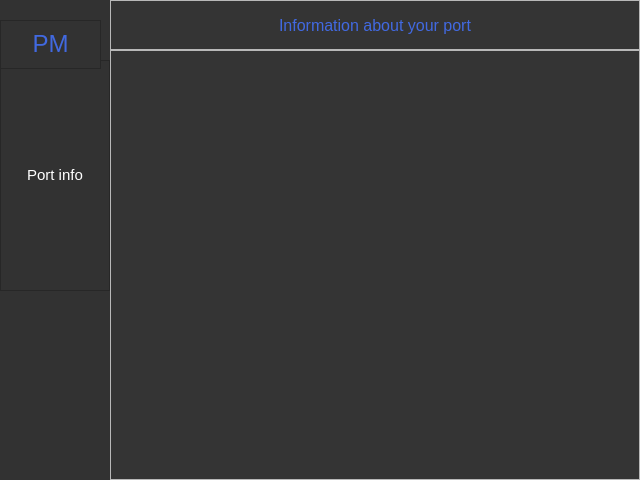
Above: Application/Resources/interfaces/pm_panel.ui from MateuszPason/Cruise_trips before the change. Below: the same form after it.
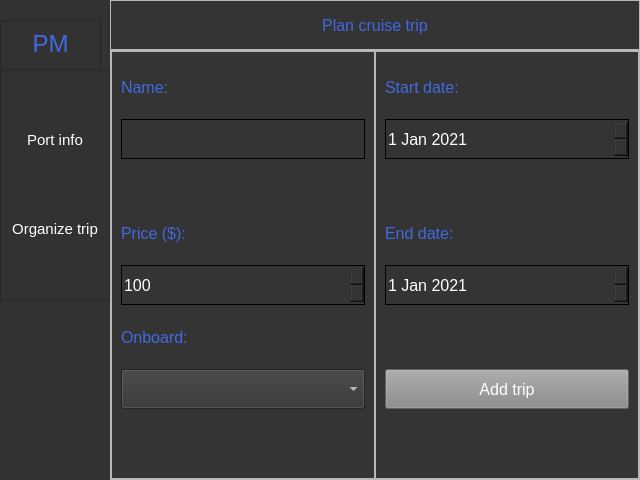
That is the form after the change.

Commit message: Port manager can add new trip, assigned to port that he/she manage

Patch:
```diff
--- a/Application/Resources/interfaces/pm_panel.ui
+++ b/Application/Resources/interfaces/pm_panel.ui
@@ -47,6 +47,14 @@
 background-color: #343434;
 font-size: 12pt;
 color: #FFFFFF;
+border: 1px solid black;
+}
+
+QDateEdit {
+background-color: #343434;
+font-size: 12pt;
+color: #FFFFFF;
+border: 1px solid black;
 }</string>
   </property>
   <layout class="QHBoxLayout" name="horizontalLayout">
@@ -92,7 +100,7 @@
       <property name="geometry">
        <rect>
         <x>0</x>
-        <y>60</y>
+        <y>70</y>
         <width>110</width>
         <height>231</height>
        </rect>
@@ -150,6 +158,19 @@
          </property>
         </widget>
        </item>
+       <item>
+        <widget class="QPushButton" name="organize_trip_button">
+         <property name="minimumSize">
+          <size>
+           <width>0</width>
+           <height>40</height>
+          </size>
+         </property>
+         <property name="text">
+          <string>Organize trip</string>
+         </property>
+        </widget>
+       </item>
       </layout>
      </widget>
      <widget class="QFrame" name="Who_are_you">
@@ -238,7 +259,7 @@
          <string notr="true"/>
         </property>
         <property name="currentIndex">
-         <number>2</number>
+         <number>3</number>
         </property>
         <widget class="QWidget" name="No_port_assigned_info">
          <layout class="QHBoxLayout" name="horizontalLayout_3">
@@ -370,6 +391,345 @@
           </item>
          </layout>
         </widget>
+        <widget class="QWidget" name="New_trip">
+         <layout class="QVBoxLayout" name="verticalLayout_5">
+          <property name="spacing">
+           <number>0</number>
+          </property>
+          <property name="leftMargin">
+           <number>0</number>
+          </property>
+          <property name="topMargin">
+           <number>0</number>
+          </property>
+          <property name="rightMargin">
+           <number>0</number>
+          </property>
+          <property name="bottomMargin">
+           <number>0</number>
+          </property>
+          <item>
+           <widget class="QFrame" name="frame_4">
+            <property name="maximumSize">
+             <size>
+              <width>16777215</width>
+              <height>50</height>
+             </size>
+            </property>
+            <property name="frameShape">
+             <enum>QFrame::StyledPanel</enum>
+            </property>
+            <property name="frameShadow">
+             <enum>QFrame::Raised</enum>
+            </property>
+            <layout class="QHBoxLayout" name="horizontalLayout_6">
+             <item>
+              <widget class="QLabel" name="label_4">
+               <property name="text">
+                <string>Plan cruise trip</string>
+               </property>
+               <property name="alignment">
+                <set>Qt::AlignCenter</set>
+               </property>
+              </widget>
+             </item>
+            </layout>
+           </widget>
+          </item>
+          <item>
+           <widget class="QFrame" name="frame_3">
+            <property name="frameShape">
+             <enum>QFrame::StyledPanel</enum>
+            </property>
+            <property name="frameShadow">
+             <enum>QFrame::Raised</enum>
+            </property>
+            <layout class="QHBoxLayout" name="horizontalLayout_7">
+             <property name="spacing">
+              <number>0</number>
+             </property>
+             <property name="leftMargin">
+              <number>0</number>
+             </property>
+             <property name="topMargin">
+              <number>0</number>
+             </property>
+             <property name="rightMargin">
+              <number>0</number>
+             </property>
+             <property name="bottomMargin">
+              <number>0</number>
+             </property>
+             <item>
+              <widget class="QFrame" name="frame_5">
+               <property name="frameShape">
+                <enum>QFrame::StyledPanel</enum>
+               </property>
+               <property name="frameShadow">
+                <enum>QFrame::Raised</enum>
+               </property>
+               <layout class="QVBoxLayout" name="verticalLayout_6">
+                <item>
+                 <widget class="QLabel" name="label_5">
+                  <property name="maximumSize">
+                   <size>
+                    <width>16777215</width>
+                    <height>20</height>
+                   </size>
+                  </property>
+                  <property name="text">
+                   <string>Name:</string>
+                  </property>
+                 </widget>
+                </item>
+                <item>
+                 <widget class="QLineEdit" name="name_edit">
+                  <property name="sizePolicy">
+                   <sizepolicy hsizetype="Preferred" vsizetype="Fixed">
+                    <horstretch>0</horstretch>
+                    <verstretch>0</verstretch>
+                   </sizepolicy>
+                  </property>
+                  <property name="maximumSize">
+                   <size>
+                    <width>16777215</width>
+                    <height>40</height>
+                   </size>
+                  </property>
+                 </widget>
+                </item>
+                <item>
+                 <widget class="QLabel" name="name_error_label">
+                  <property name="maximumSize">
+                   <size>
+                    <width>16777215</width>
+                    <height>20</height>
+                   </size>
+                  </property>
+                  <property name="styleSheet">
+                   <string notr="true">color: red;
+</string>
+                  </property>
+                  <property name="text">
+                   <string/>
+                  </property>
+                 </widget>
+                </item>
+                <item>
+                 <widget class="QLabel" name="label_8">
+                  <property name="maximumSize">
+                   <size>
+                    <width>16777215</width>
+                    <height>20</height>
+                   </size>
+                  </property>
+                  <property name="text">
+                   <string>Price ($):</string>
+                  </property>
+                 </widget>
+                </item>
+                <item>
+                 <widget class="QSpinBox" name="price_spinbox">
+                  <property name="maximumSize">
+                   <size>
+                    <width>16777215</width>
+                    <height>40</height>
+                   </size>
+                  </property>
+                  <property name="minimum">
+                   <number>100</number>
+                  </property>
+                  <property name="maximum">
+                   <number>10000</number>
+                  </property>
+                 </widget>
+                </item>
+                <item>
+                 <widget class="QLabel" name="label_9">
+                  <property name="maximumSize">
+                   <size>
+                    <width>16777215</width>
+                    <height>20</height>
+                   </size>
+                  </property>
+                  <property name="text">
+                   <string>Onboard:</string>
+                  </property>
+                 </widget>
+                </item>
+                <item>
+                 <widget class="QComboBox" name="onboard_combobox">
+                  <property name="maximumSize">
+                   <size>
+                    <width>16777215</width>
+                    <height>40</height>
+                   </size>
+                  </property>
+                 </widget>
+                </item>
+                <item>
+                 <widget class="QLabel" name="onboard_error_label">
+                  <property name="maximumSize">
+                   <size>
+                    <width>16777215</width>
+                    <height>20</height>
+                   </size>
+                  </property>
+                  <property name="styleSheet">
+                   <string notr="true">color: red;</string>
+                  </property>
+                  <property name="text">
+                   <string/>
+                  </property>
+                 </widget>
+                </item>
+               </layout>
+              </widget>
+             </item>
+             <item>
+              <widget class="QFrame" name="frame_6">
+               <property name="sizePolicy">
+                <sizepolicy hsizetype="Preferred" vsizetype="Preferred">
+                 <horstretch>0</horstretch>
+                 <verstretch>0</verstretch>
+                </sizepolicy>
+               </property>
+               <property name="frameShape">
+                <enum>QFrame::StyledPanel</enum>
+               </property>
+               <property name="frameShadow">
+                <enum>QFrame::Raised</enum>
+               </property>
+               <layout class="QVBoxLayout" name="verticalLayout_7">
+                <item>
+                 <widget class="QLabel" name="label_6">
+                  <property name="maximumSize">
+                   <size>
+                    <width>16777215</width>
+                    <height>20</height>
+                   </size>
+                  </property>
+                  <property name="text">
+                   <string>Start date:</string>
+                  </property>
+                 </widget>
+                </item>
+                <item>
+                 <widget class="QDateEdit" name="start_date_edit">
+                  <property name="maximumSize">
+                   <size>
+                    <width>16777215</width>
+                    <height>40</height>
+                   </size>
+                  </property>
+                  <property name="dateTime">
+                   <datetime>
+                    <hour>0</hour>
+                    <minute>0</minute>
+                    <second>0</second>
+                    <year>2021</year>
+                    <month>1</month>
+                    <day>1</day>
+                   </datetime>
+                  </property>
+                 </widget>
+                </item>
+                <item>
+                 <widget class="QLabel" name="label_12">
+                  <property name="maximumSize">
+                   <size>
+                    <width>16777215</width>
+                    <height>20</height>
+                   </size>
+                  </property>
+                  <property name="text">
+                   <string/>
+                  </property>
+                 </widget>
+                </item>
+                <item>
+                 <widget class="QLabel" name="label_7">
+                  <property name="maximumSize">
+                   <size>
+                    <width>16777215</width>
+                    <height>20</height>
+                   </size>
+                  </property>
+                  <property name="text">
+                   <string>End date:</string>
+                  </property>
+                 </widget>
+                </item>
+                <item>
+                 <widget class="QDateEdit" name="end_date_edit">
+                  <property name="maximumSize">
+                   <size>
+                    <width>16777215</width>
+                    <height>40</height>
+                   </size>
+                  </property>
+                  <property name="dateTime">
+                   <datetime>
+                    <hour>0</hour>
+                    <minute>0</minute>
+                    <second>0</second>
+                    <year>2021</year>
+                    <month>1</month>
+                    <day>1</day>
+                   </datetime>
+                  </property>
+                 </widget>
+                </item>
+                <item>
+                 <widget class="QLabel" name="date_error_label">
+                  <property name="maximumSize">
+                   <size>
+                    <width>16777215</width>
+                    <height>20</height>
+                   </size>
+                  </property>
+                  <property name="styleSheet">
+                   <string notr="true">color: red;</string>
+                  </property>
+                  <property name="text">
+                   <string/>
+                  </property>
+                 </widget>
+                </item>
+                <item>
+                 <widget class="QPushButton" name="add_trip_button">
+                  <property name="maximumSize">
+                   <size>
+                    <width>16777215</width>
+                    <height>40</height>
+                   </size>
+                  </property>
+                  <property name="text">
+                   <string>Add trip</string>
+                  </property>
+                 </widget>
+                </item>
+                <item>
+                 <widget class="QLabel" name="label_11">
+                  <property name="maximumSize">
+                   <size>
+                    <width>16777215</width>
+                    <height>20</height>
+                   </size>
+                  </property>
+                  <property name="text">
+                   <string/>
+                  </property>
+                 </widget>
+                </item>
+               </layout>
+              </widget>
+             </item>
+            </layout>
+           </widget>
+          </item>
+         </layout>
+        </widget>
        </widget>
       </item>
      </layout>
```
The commit also changes 7 other files.
